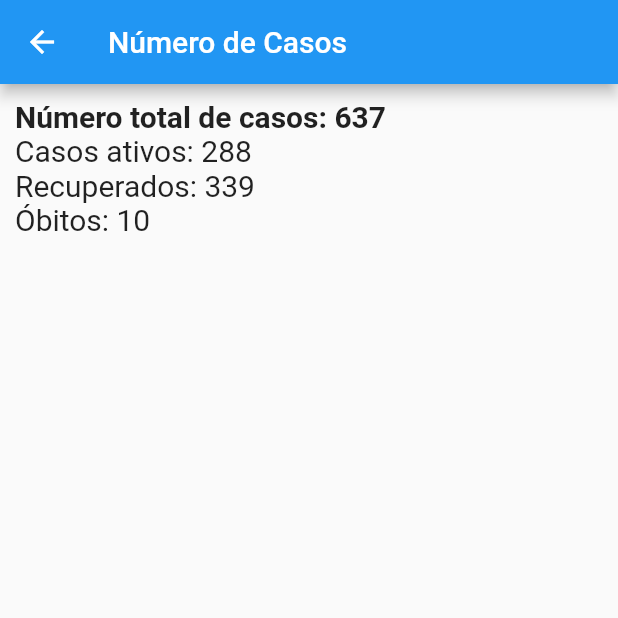
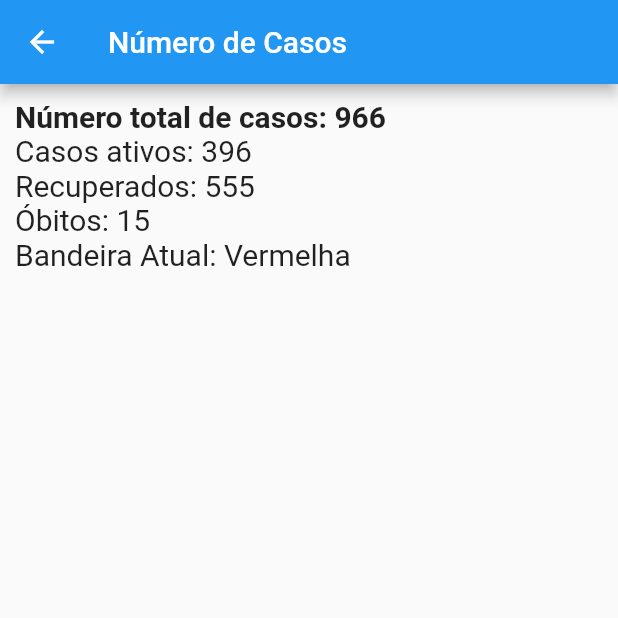
Before and after one commit to Adrieldf/CovidInfoHelper, a Flutter app: the ConsultData screen opened directly, on a phone screen of 412 x 824 dp, the top half of it. Run offline on Flutter 3.47's test engine with Material 2 defaults, Android fonts, the phone set to English and light mode, and no system bars.

Commit message:
info updated

```diff
--- a/lib/consultData.dart
+++ b/lib/consultData.dart
@@ -23,7 +23,7 @@ class _ConsultDataState extends State<ConsultData> {
           Row(
             children: [
               Text(
-                "Número total de casos: 637",
+                "Número total de casos: 966",
                 style: new TextStyle(
                   fontSize: 20,
                   fontWeight: FontWeight.bold,
@@ -34,7 +34,7 @@ class _ConsultDataState extends State<ConsultData> {
           Row(
             children: [
               Text(
-                "Casos ativos: 288",
+                "Casos ativos: 396",
                 style: textStyle,
               ),
             ],
@@ -42,7 +42,7 @@ class _ConsultDataState extends State<ConsultData> {
           Row(
             children: [
               Text(
-                "Recuperados: 339",
+                "Recuperados: 555",
                 style: textStyle,
               ),
             ],
@@ -50,7 +50,15 @@ class _ConsultDataState extends State<ConsultData> {
           Row(
             children: [
               Text(
-                "Óbitos: 10",
+                "Óbitos: 15",
+                style: textStyle,
+              ),
+            ],
+          ),
+          Row(
+            children: [
+              Text(
+                "Bandeira Atual: Vermelha",
                 style: textStyle,
               ),
             ],
```
